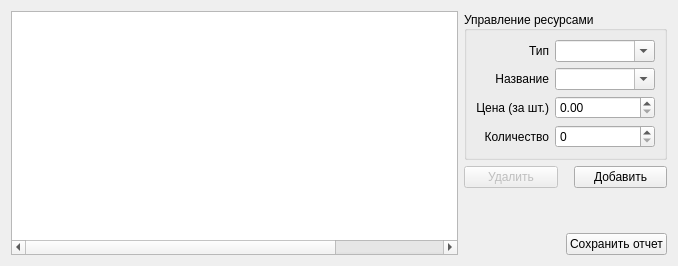
The window that esupplier.ui (werwolf/ExLibris) describes before a commit, drawn with Qt 5.
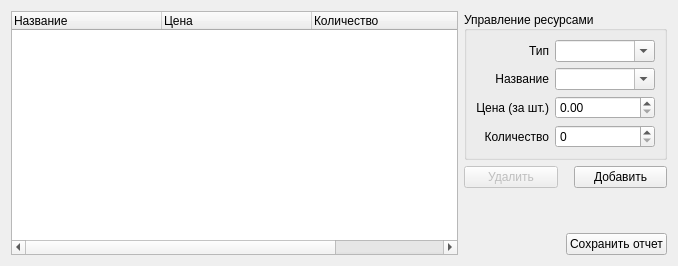
The same window after the commit.

```diff
--- a/esupplier.ui
+++ b/esupplier.ui
@@ -38,10 +38,10 @@
       <bool>false</bool>
      </property>
      <property name="headerHidden">
-      <bool>true</bool>
+      <bool>false</bool>
      </property>
      <attribute name="headerVisible">
-      <bool>false</bool>
+      <bool>true</bool>
      </attribute>
      <attribute name="headerCascadingSectionResizes">
       <bool>false</bool>
```
